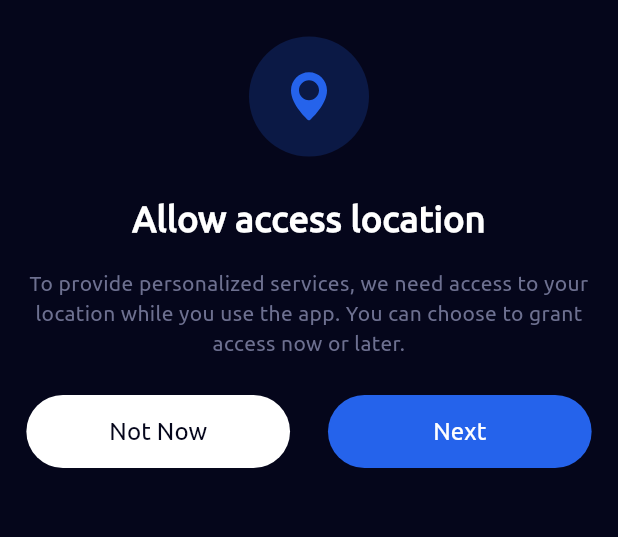
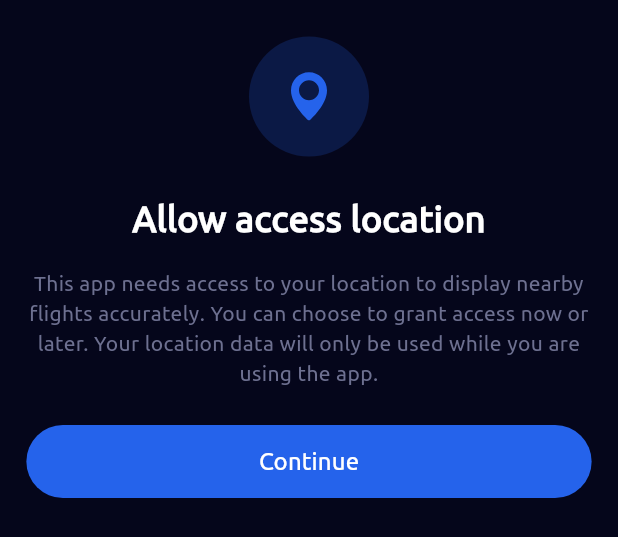
Before and after one commit to s0urav-hald3r/live_flight_tracker, a Flutter app: the LocationBox widget shown alone on an empty page, opened directly with empty values, on a phone screen of 412 x 824 dp. Shown: the top 537 px of the screen. Run offline on Flutter 3.47's test engine with Material 3 defaults, Android fonts, the light colour scheme and no system bars; our stand-ins replace animated_toggle_switch, dio, dotted_line, flutter_advanced_switch, flutter_native_splash, flutter_slidable and 8 more; missing offline and left inert: clean_calendar, fadingpageview, flutter_config, purchases_flutter; accounts and stored records are empty; network calls fail.

Commit message:
changes for the app rejection reason

```diff
--- a/lib/components/location_box.dart
+++ b/lib/components/location_box.dart
@@ -40,7 +40,7 @@ class LocationBox extends StatelessWidget {
         ),
         SizedBox(height: 16.h),
         const Text(
-          'To provide personalized services, we need access to your location while you use the app. You can choose to grant access now or later.',
+          'This app needs access to your location to display nearby flights accurately. You can choose to grant access now or later. Your location data will only be used while you are using the app.',
           textAlign: TextAlign.center,
           style: TextStyle(
             fontWeight: FontWeight.w400,
@@ -49,30 +49,30 @@ class LocationBox extends StatelessWidget {
           ),
         ),
         SizedBox(height: 24.h),
-        Row(mainAxisAlignment: MainAxisAlignment.spaceBetween, children: [
+        // Row(mainAxisAlignment: MainAxisAlignment.spaceBetween, children: [
+        // Container(
+        //   width: 160.w,
+        //   height: 48.h,
+        //   decoration: BoxDecoration(
+        //     borderRadius: BorderRadius.circular(50),
+        //     color: whiteColor,
+        //   ),
+        //   child: ElevatedButton(
+        //     child: const Text(
+        //       'Not Now',
+        //       style: TextStyle(
+        //         fontSize: 16,
+        //         fontWeight: FontWeight.w500,
+        //         color: bgColor,
+        //       ),
+        //     ),
+        //     onPressed: () {
+        //       notnow();
+        //     },
+        //   ),
+        // ),
         Container(
-            width: 160.w,
-            height: 48.h,
-            decoration: BoxDecoration(
-              borderRadius: BorderRadius.circular(50),
-              color: whiteColor,
-            ),
-            child: ElevatedButton(
-              child: const Text(
-                'Not Now',
-                style: TextStyle(
-                  fontSize: 16,
-                  fontWeight: FontWeight.w500,
-                  color: bgColor,
-                ),
-              ),
-              onPressed: () {
-                notnow();
-              },
-            ),
-          ),
-          Container(
-            width: 160.w,
+          width: MediaQuery.of(context).size.width,
           height: 48.h,
           decoration: BoxDecoration(
             borderRadius: BorderRadius.circular(50),
@@ -80,7 +80,7 @@ class LocationBox extends StatelessWidget {
           ),
           child: ElevatedButton(
             child: const Text(
-                'Next',
+              'Continue',
               style: TextStyle(
                 fontSize: 16,
                 fontWeight: FontWeight.w500,
@@ -92,7 +92,7 @@ class LocationBox extends StatelessWidget {
             },
           ),
         ),
-        ])
+        // ])
       ]),
     );
   }
```
Also changed, not shown: 2 other files. Lines whose indentation alone changed are shown as unchanged.
